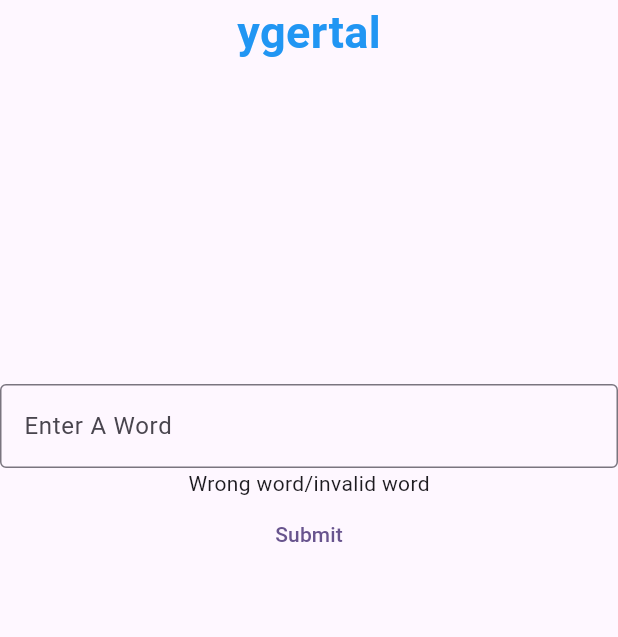
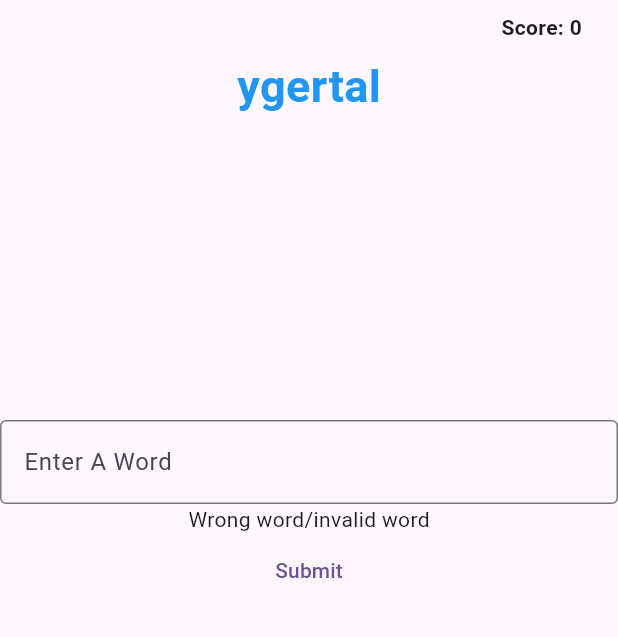
Before and after one commit to GitCreativeCode/Anagram_Game_Flutter-, a Flutter app: the AnagramsMediumScreen screen opened directly, after a tap on "Submit", on a phone screen of 412 x 824 dp, the part 84-721 px from its top. Run offline on Flutter 3.47's test engine with Material 3 defaults, Android fonts, the phone set to English and light mode, and no system bars; our stand-ins replace animated_splash_screen, page_transition, sqflite_common_ffi; accounts and stored records are empty.

Commit message:
added score progress

```diff
--- a/lib/levels/medium/anagrams_medium_input.dart
+++ b/lib/levels/medium/anagrams_medium_input.dart
@@ -1,6 +1,7 @@
 import 'dart:convert';
 import 'package:flutter/material.dart';
 import 'package:flutter/services.dart';
+import 'score_medium_progress.dart';
 
 class AnagramsMediumInput extends StatefulWidget {
   final int id;
@@ -14,6 +15,7 @@ class _AnagramsMediumInputState extends State<AnagramsMediumInput> {
   final TextEditingController _controller = TextEditingController();
   String _message = '';
   List<String> _solution = [];
+  Set<String> _correctAnswers = {};
 
   @override
   void initState() {
@@ -31,22 +33,34 @@ class _AnagramsMediumInputState extends State<AnagramsMediumInput> {
   }
 
   void _checkSolution() {
-    if (_controller.text.isEmpty ||
-        !_solution.contains(_controller.text.toLowerCase())) {
+    String userAnswer = _controller.text.toLowerCase();
+
+    if (userAnswer.isEmpty || !_solution.contains(userAnswer)) {
       setState(() {
         _message = 'Wrong word/invalid word';
+      });
+    } else if (_correctAnswers.contains(userAnswer)) {
+      setState(() {
+        _message = 'You already got this word!';
       });
     } else {
       setState(() {
         _message = 'Correct solution!';
+        _correctAnswers.add(userAnswer);
+        _updateScore(userAnswer);
         _controller.clear();
       });
-      Future.delayed(Duration(seconds: 2), () {
+      Future.delayed(const Duration(seconds: 2), () {
         setState(() {
           _message = '';
         });
       });
     }
+  }
+
+  void _updateScore(String word) {
+    int newScore = word.length * 25;
+    ScoreProgress.scoreNotifier.value += newScore;
   }
 
   @override
@@ -56,7 +70,7 @@ class _AnagramsMediumInputState extends State<AnagramsMediumInput> {
         children: [
           TextField(
             controller: _controller,
-            decoration: InputDecoration(
+            decoration: const InputDecoration(
               border: OutlineInputBorder(),
               hintText: 'Enter A Word',
             ),
--- a/lib/levels/medium/anagrams_medium_screen.dart
+++ b/lib/levels/medium/anagrams_medium_screen.dart
@@ -2,6 +2,7 @@ import 'package:anagrams/levels/medium/anagrams_medium_input.dart';
 import 'package:anagrams/levels/medium/anagrams_medium_appbar.dart';
 import 'package:anagrams/levels/medium/anagrams_medium_word.dart';
 import 'package:anagrams/levels/id_service.dart';
+import 'package:anagrams/levels/medium/score_medium_progress.dart';
 import 'package:flutter/material.dart';
 
 class AnagramsMediumScreen extends StatefulWidget {
@@ -33,9 +34,16 @@ class _AnagramsMediumScreenState extends State<AnagramsMediumScreen> {
     return Scaffold(
       appBar: AnagramsMediumAppbar(),
       body: currentId == null
-          ? Center(child: CircularProgressIndicator())
+          ? const Center(child: CircularProgressIndicator())
           : Column(
               children: [
+                const Padding(
+                  padding: EdgeInsets.all(8.0),
+                  child: const Align(
+                    alignment: Alignment.topRight,
+                    child: ScoreProgress(),
+                  ),
+                ),
                 Expanded(
                   flex: 1,
                   child: AnagramsMediumWord(id: currentId!),
@@ -44,6 +52,7 @@ class _AnagramsMediumScreenState extends State<AnagramsMediumScreen> {
                   flex: 2,
                   child: AnagramsMediumInput(id: currentId!),
                 ),
+
               ],
             ),
     );
--- a/lib/levels/medium/score_medium_progress.dart
+++ b/lib/levels/medium/score_medium_progress.dart
@@ -2,6 +2,8 @@ import 'package:flutter/material.dart';
 
 class ScoreProgress extends StatefulWidget {
   const ScoreProgress({super.key});
+
+  static ValueNotifier<int> scoreNotifier = ValueNotifier<int>(0);
 
   @override
   State<ScoreProgress> createState() => _ScoreProgressState();
@@ -9,7 +11,25 @@ class ScoreProgress extends StatefulWidget {
 
 class _ScoreProgressState extends State<ScoreProgress> {
   @override
+  void dispose() {
+    ScoreProgress.scoreNotifier.value = 0; // Reset the score
+    super.dispose();
+  }
+
+  @override
   Widget build(BuildContext context) {
-    return const Placeholder();
+    return ValueListenableBuilder<int>(
+      valueListenable: ScoreProgress.scoreNotifier,
+      builder: (context, score, child) {
+        return Container(
+          alignment: Alignment.centerRight,
+          padding: const EdgeInsets.only(right: 16.0),
+          child: Text(
+            'Score: $score',
+            style: const TextStyle(fontSize: 14, fontWeight: FontWeight.bold),
+          ),
+        );
+      },
+    );
   }
 }
```
